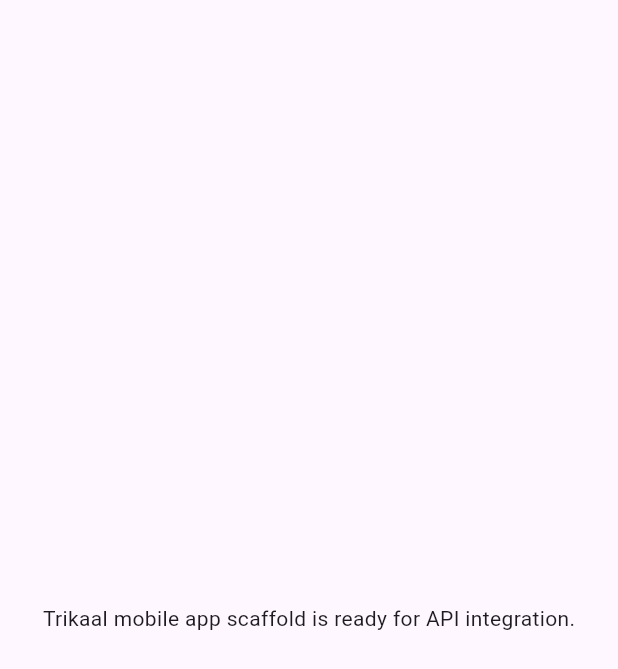
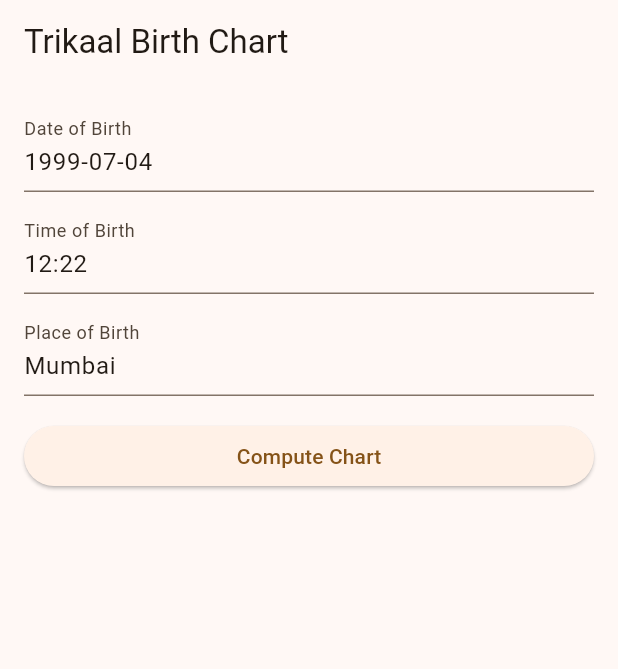
Before and after one commit to pseudoengineerdev/trikaal, a Flutter app: the screen it shows after launch, on a phone screen of 412 x 824 dp. Shown: the top 669 px of the screen. Run offline on Flutter 3.47's test engine with Material 3 defaults, Android fonts, the phone set to English and light mode, and no system bars.

Commit message:
feat(mobile): add birth input screen and chart compute flow

```diff
--- a/apps/mobile/lib/features/charts/data/chart_api_client.dart
+++ b/apps/mobile/lib/features/charts/data/chart_api_client.dart
@@ -19,11 +19,9 @@
 }
 
 class ChartApiClient {
-  ChartApiClient({
-    String? baseUrl,
-    http.Client? httpClient,
-  })  : _baseUrl = baseUrl ?? AppConfig.apiBaseUrl,
-        _httpClient = httpClient ?? http.Client();
+  ChartApiClient({String? baseUrl, http.Client? httpClient})
+    : _baseUrl = baseUrl ?? AppConfig.apiBaseUrl,
+      _httpClient = httpClient ?? http.Client();
 
   final String _baseUrl;
   final http.Client _httpClient;
@@ -41,8 +39,9 @@
   }
 
   Future<PlaceSearchResponse> searchPlaces(String query) async {
-    final uri = Uri.parse('$_baseUrl/v1/places/search')
-        .replace(queryParameters: <String, String>{'query': query});
+    final uri = Uri.parse(
+      '$_baseUrl/v1/places/search',
+    ).replace(queryParameters: <String, String>{'query': query});
     final response = await _httpClient.get(uri);
     final body = _decode(response.body);
     _throwIfError(response.statusCode, body);
--- /dev/null
+++ b/apps/mobile/lib/features/charts/presentation/birth_input_page.dart
@@ -0,0 +1,224 @@
+import 'package:flutter/material.dart';
+
+import '../data/chart_api_client.dart';
+import '../data/models/compute_chart_models.dart';
+
+class BirthInputPage extends StatefulWidget {
+  const BirthInputPage({super.key});
+
+  @override
+  State<BirthInputPage> createState() => _BirthInputPageState();
+}
+
+class _BirthInputPageState extends State<BirthInputPage> {
+  final _formKey = GlobalKey<FormState>();
+  final _dateController = TextEditingController(text: '1999-07-04');
+  final _timeController = TextEditingController(text: '12:22');
+  final _placeController = TextEditingController(text: 'Mumbai');
+  final _apiClient = ChartApiClient();
+
+  bool _loading = false;
+  String? _error;
+  ComputeChartResponse? _result;
+
+  @override
+  void dispose() {
+    _dateController.dispose();
+    _timeController.dispose();
+    _placeController.dispose();
+    _apiClient.dispose();
+    super.dispose();
+  }
+
+  Future<void> _submit() async {
+    final form = _formKey.currentState;
+    if (form == null || !form.validate()) {
+      return;
+    }
+
+    setState(() {
+      _loading = true;
+      _error = null;
+    });
+
+    try {
+      final response = await _apiClient.computeChart(
+        ComputeChartRequest(
+          dateOfBirth: _dateController.text.trim(),
+          timeOfBirth: _timeController.text.trim(),
+          placeOfBirth: _placeController.text.trim(),
+        ),
+      );
+      if (!mounted) {
+        return;
+      }
+      setState(() {
+        _result = response;
+      });
+    } on ChartApiException catch (error) {
+      if (!mounted) {
+        return;
+      }
+      setState(() {
+        _error = error.message;
+      });
+    } catch (_) {
+      if (!mounted) {
+        return;
+      }
+      setState(() {
+        _error = 'Something went wrong. Please try again.';
+      });
+    }
+
+    if (mounted) {
+      setState(() {
+        _loading = false;
+      });
+    }
+  }
+
+  @override
+  Widget build(BuildContext context) {
+    return Scaffold(
+      appBar: AppBar(title: const Text('Trikaal Birth Chart')),
+      body: SafeArea(
+        child: SingleChildScrollView(
+          padding: const EdgeInsets.all(16),
+          child: Column(
+            crossAxisAlignment: CrossAxisAlignment.start,
+            children: <Widget>[
+              Form(
+                key: _formKey,
+                child: Column(
+                  children: <Widget>[
+                    TextFormField(
+                      controller: _dateController,
+                      decoration: const InputDecoration(
+                        labelText: 'Date of Birth',
+                        hintText: 'YYYY-MM-DD',
+                      ),
+                      validator: _validateDate,
+                    ),
+                    const SizedBox(height: 12),
+                    TextFormField(
+                      controller: _timeController,
+                      decoration: const InputDecoration(
+                        labelText: 'Time of Birth',
+                        hintText: 'HH:MM',
+                      ),
+                      validator: _validateTime,
+                    ),
+                    const SizedBox(height: 12),
+                    TextFormField(
+                      controller: _placeController,
+                      decoration: const InputDecoration(
+                        labelText: 'Place of Birth',
+                        hintText: 'Mumbai',
+                      ),
+                      validator: (value) {
+                        if (value == null || value.trim().isEmpty) {
+                          return 'Place is required';
+                        }
+                        return null;
+                      },
+                    ),
+                    const SizedBox(height: 16),
+                    SizedBox(
+                      width: double.infinity,
+                      child: ElevatedButton(
+                        onPressed: _loading ? null : _submit,
+                        child: _loading
+                            ? const SizedBox(
+                                height: 16,
+                                width: 16,
+                                child: CircularProgressIndicator(
+                                  strokeWidth: 2,
+                                ),
+                              )
+                            : const Text('Compute Chart'),
+                      ),
+                    ),
+                  ],
+                ),
+              ),
+              if (_error != null) ...<Widget>[
+                const SizedBox(height: 12),
+                Text(_error!, style: const TextStyle(color: Colors.red)),
+              ],
+              if (_result != null) ...<Widget>[
+                const SizedBox(height: 20),
+                _ResultCard(result: _result!),
+              ],
+            ],
+          ),
+        ),
+      ),
+    );
+  }
+
+  String? _validateDate(String? value) {
+    final input = value?.trim() ?? '';
+    final ok = RegExp(r'^\d{4}-\d{2}-\d{2}$').hasMatch(input);
+    if (!ok) {
+      return 'Use format YYYY-MM-DD';
+    }
+    return null;
+  }
+
+  String? _validateTime(String? value) {
+    final input = value?.trim() ?? '';
+    final ok = RegExp(r'^\d{2}:\d{2}$').hasMatch(input);
+    if (!ok) {
+      return 'Use format HH:MM';
+    }
+    return null;
+  }
+}
+
+class _ResultCard extends StatelessWidget {
+  const _ResultCard({required this.result});
+
+  final ComputeChartResponse result;
+
+  @override
+  Widget build(BuildContext context) {
+    final vedic = _asMap(result.snapshot['vedic']);
+    final meta = _asMap(result.snapshot['meta']);
+
+    return Card(
+      child: Padding(
+        padding: const EdgeInsets.all(16),
+        child: Column(
+          crossAxisAlignment: CrossAxisAlignment.start,
+          children: <Widget>[
+            Text(
+              'Resolved Place: ${result.resolvedPlace.placeLabel}',
+              style: Theme.of(context).textTheme.titleMedium,
+            ),
+            const SizedBox(height: 8),
+            Text('Timezone: ${result.resolvedPlace.timezone}'),
+            Text('Status: ${meta['status'] ?? '-'}'),
+            const Divider(height: 24),
+            Text('Lagna: ${vedic['lagna_rashi'] ?? '-'}'),
+            Text('Surya Rashi: ${vedic['sun_rashi'] ?? '-'}'),
+            Text('Chandra Rashi: ${vedic['moon_rashi'] ?? '-'}'),
+            Text('Lagna Nakshatra: ${vedic['lagna_nakshatra'] ?? '-'}'),
+            Text('Surya Nakshatra: ${vedic['sun_nakshatra'] ?? '-'}'),
+            Text('Chandra Nakshatra: ${vedic['moon_nakshatra'] ?? '-'}'),
+          ],
+        ),
+      ),
+    );
+  }
+}
+
+Map<String, dynamic> _asMap(Object? raw) {
+  if (raw is Map<String, dynamic>) {
+    return raw;
+  }
+  if (raw is Map) {
+    return raw.map((key, value) => MapEntry(key.toString(), value));
+  }
+  return <String, dynamic>{};
+}
--- a/apps/mobile/lib/main.dart
+++ b/apps/mobile/lib/main.dart
@@ -1,4 +1,6 @@
 import 'package:flutter/material.dart';
+
+import 'features/charts/presentation/birth_input_page.dart';
 
 void main() {
   runApp(const TrikaalApp());
@@ -12,11 +14,8 @@
     return MaterialApp(
       title: 'Trikaal',
       debugShowCheckedModeBanner: false,
-      home: const Scaffold(
-        body: Center(
-          child: Text('Trikaal mobile app scaffold is ready for API integration.'),
-        ),
-      ),
+      theme: ThemeData(useMaterial3: true, colorSchemeSeed: Colors.orange),
+      home: const BirthInputPage(),
     );
   }
 }
```
Also changed, not shown: apps/mobile/pubspec.lock (added).
